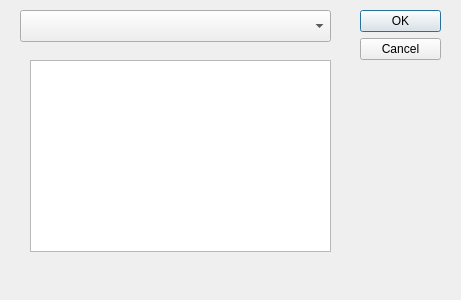
The window that ui/AccDialog.ui (QVllasa/PasswordManager) describes before a commit, drawn with Qt 5.
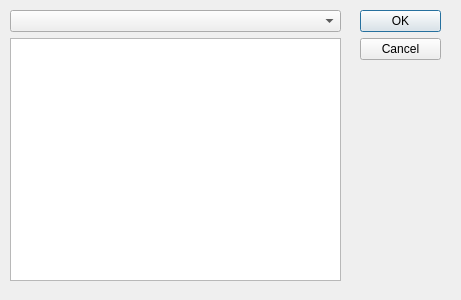
The same window after the commit.

Patch:
```diff
--- a/ui/AccDialog.ui
+++ b/ui/AccDialog.ui
@@ -29,25 +29,23 @@
     <set>QDialogButtonBox::Cancel|QDialogButtonBox::Ok</set>
    </property>
   </widget>
-  <widget class="QListView" name="listView">
+  <widget class="QWidget" name="verticalLayoutWidget">
    <property name="geometry">
     <rect>
-     <x>30</x>
-     <y>60</y>
-     <width>301</width>
-     <height>192</height>
-    </rect>
-   </property>
-  </widget>
-  <widget class="QComboBox" name="comboBox">
-   <property name="geometry">
-    <rect>
-     <x>20</x>
+     <x>10</x>
      <y>10</y>
-     <width>311</width>
-     <height>32</height>
+     <width>331</width>
+     <height>271</height>
     </rect>
    </property>
+   <layout class="QVBoxLayout" name="verticalLayout">
+    <item>
+     <widget class="QComboBox" name="comboBox"/>
+    </item>
+    <item>
+     <widget class="QListWidget" name="listWidget"/>
+    </item>
+   </layout>
   </widget>
  </widget>
  <resources/>
```
